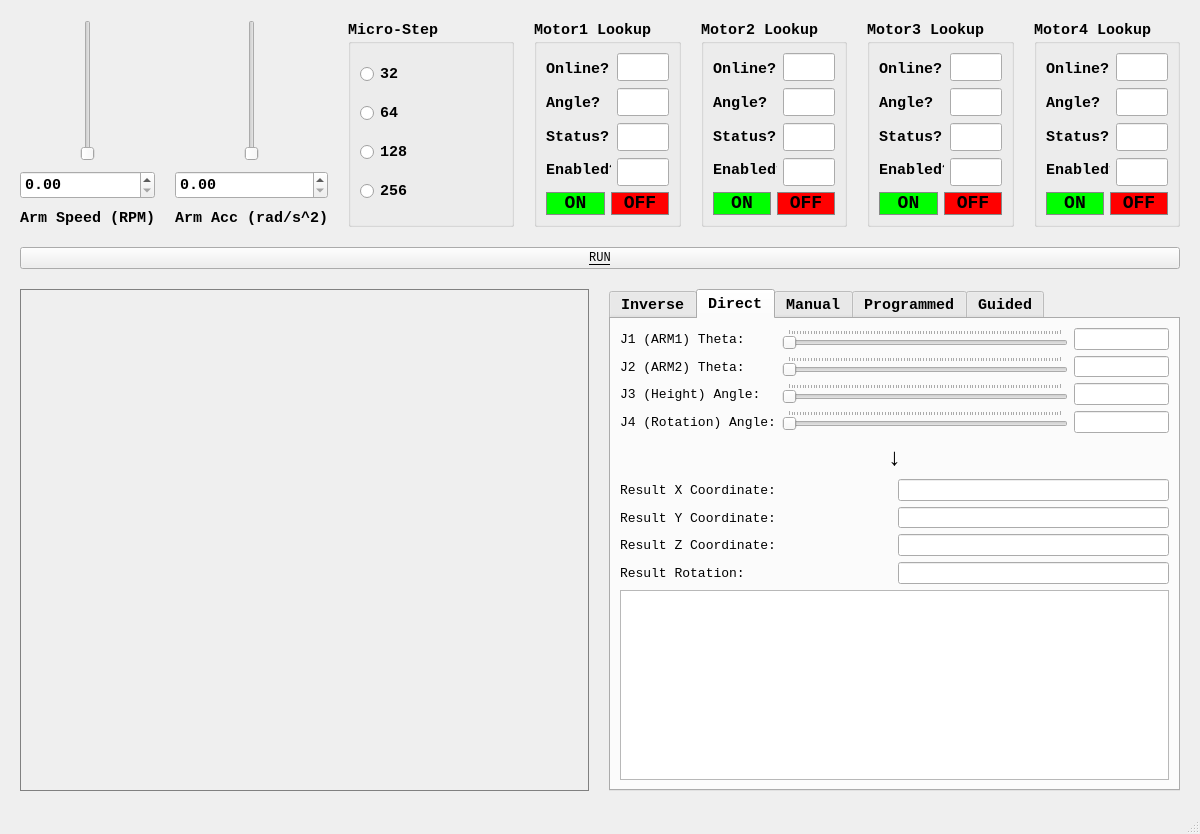
This is ARIS_SMART.ui in ch342158/Aris_Smart_Robot as Qt 5 draws it before an edit. The edited form follows.
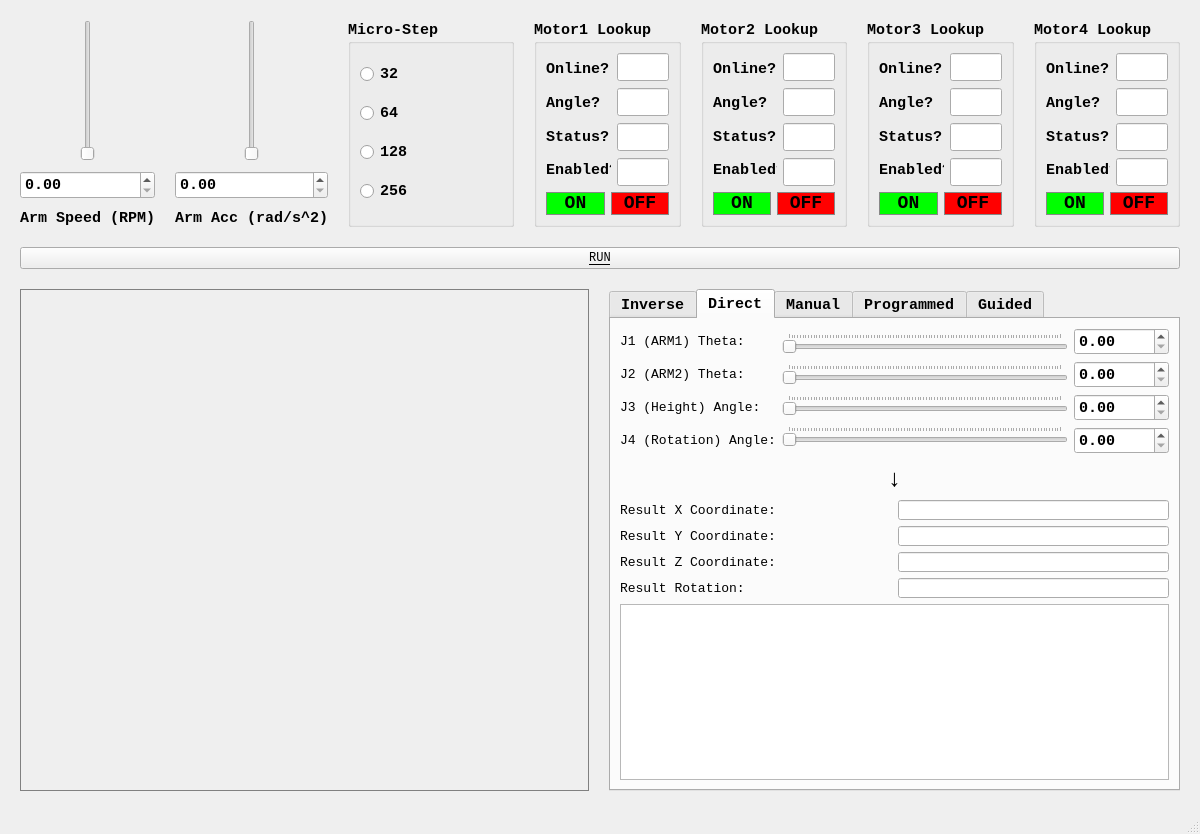
This is the edited form.

Commit message: 20240820 routine update: improved the inverse/direct control tab

What changed in the file:
```diff
--- a/ARIS_SMART.ui
+++ b/ARIS_SMART.ui
@@ -1791,98 +1791,30 @@
                  <enum>QLayout::SetNoConstraint</enum>
                 </property>
                 <item>
-                 <widget class="QLineEdit" name="j1_dir_theta">
-                  <property name="sizePolicy">
-                   <sizepolicy hsizetype="MinimumExpanding" vsizetype="MinimumExpanding">
-                    <horstretch>0</horstretch>
-                    <verstretch>0</verstretch>
-                   </sizepolicy>
+                 <widget class="QDoubleSpinBox" name="j1_dir_theta">
+                  <property name="singleStep">
+                   <double>0.100000000000000</double>
                   </property>
-                  <property name="minimumSize">
-                   <size>
-                    <width>50</width>
-                    <height>20</height>
-                   </size>
-                  </property>
-                  <property name="font">
-                   <font>
-                    <family>Consolas</family>
-                    <pointsize>9</pointsize>
-                    <weight>50</weight>
-                    <bold>false</bold>
-                   </font>
-                  </property>
                  </widget>
                 </item>
                 <item>
-                 <widget class="QLineEdit" name="j2_dir_theta">
-                  <property name="sizePolicy">
-                   <sizepolicy hsizetype="MinimumExpanding" vsizetype="MinimumExpanding">
-                    <horstretch>0</horstretch>
-                    <verstretch>0</verstretch>
-                   </sizepolicy>
+                 <widget class="QDoubleSpinBox" name="j2_dir_theta">
+                  <property name="singleStep">
+                   <double>0.100000000000000</double>
                   </property>
-                  <property name="minimumSize">
-                   <size>
-                    <width>50</width>
-                    <height>20</height>
-                   </size>
-                  </property>
-                  <property name="font">
-                   <font>
-                    <family>Consolas</family>
-                    <pointsize>9</pointsize>
-                    <weight>50</weight>
-                    <bold>false</bold>
-                   </font>
-                  </property>
                  </widget>
                 </item>
                 <item>
-                 <widget class="QLineEdit" name="j3_dir_theta">
-                  <property name="sizePolicy">
-                   <sizepolicy hsizetype="MinimumExpanding" vsizetype="MinimumExpanding">
-                    <horstretch>0</horstretch>
-                    <verstretch>0</verstretch>
-                   </sizepolicy>
+                 <widget class="QDoubleSpinBox" name="j3_dir_theta">
+                  <property name="singleStep">
+                   <double>0.100000000000000</double>
                   </property>
-                  <property name="minimumSize">
-                   <size>
-                    <width>50</width>
-                    <height>20</height>
-                   </size>
-                  </property>
-                  <property name="font">
-                   <font>
-                    <family>Consolas</family>
-                    <pointsize>9</pointsize>
-                    <weight>50</weight>
-                    <bold>false</bold>
-                   </font>
-                  </property>
                  </widget>
                 </item>
                 <item>
-                 <widget class="QLineEdit" name="j4_dir_theta">
-                  <property name="sizePolicy">
-                   <sizepolicy hsizetype="MinimumExpanding" vsizetype="MinimumExpanding">
-                    <horstretch>0</horstretch>
-                    <verstretch>0</verstretch>
-                   </sizepolicy>
-                  </property>
-                  <property name="minimumSize">
-                   <size>
-                    <width>50</width>
-                    <height>20</height>
-                   </size>
-                  </property>
-                  <property name="font">
-                   <font>
-                    <family>Consolas</family>
-                    <pointsize>9</pointsize>
-                    <weight>50</weight>
-                    <bold>false</bold>
-                   </font>
+                 <widget class="QDoubleSpinBox" name="j4_dir_theta">
+                  <property name="singleStep">
+                   <double>0.100000000000000</double>
                   </property>
                  </widget>
                 </item>
```
Left out of the diff: 10 changed lines with no effect on the pictures. The commit also changes 1 other file.
